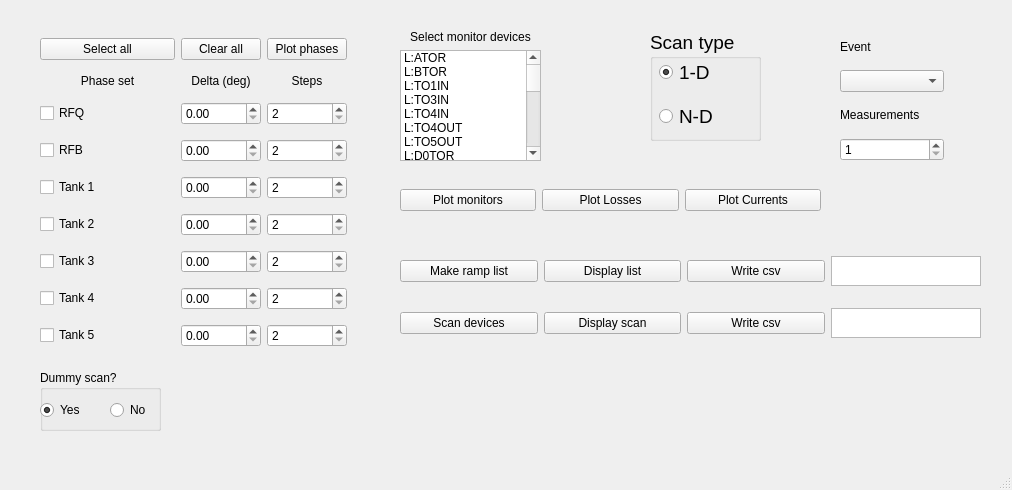
First picture: the form in gui_window.ui, repository rsharankova/LinacDeviceScan, before the edit.
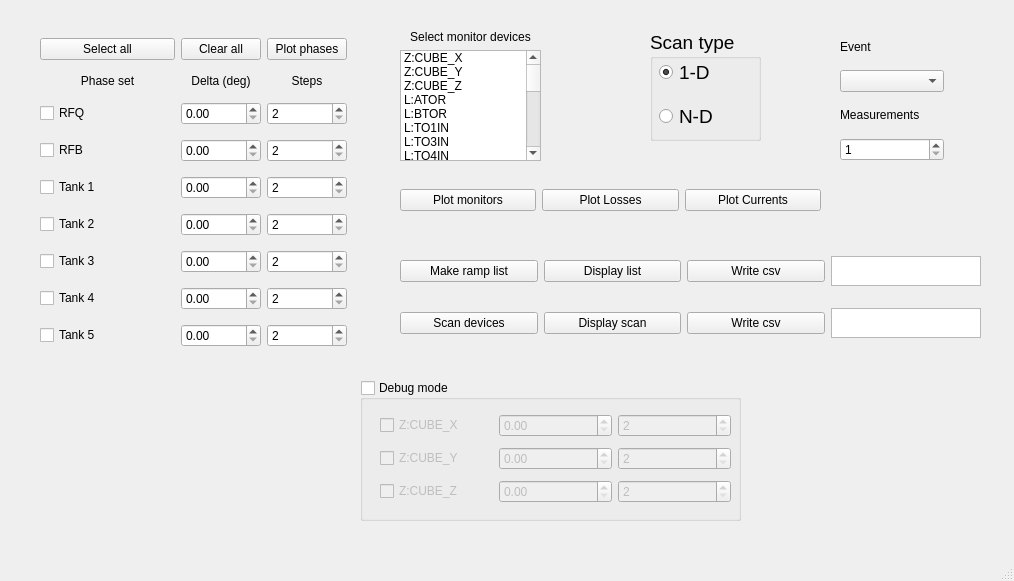
Second picture: the form after the edit.

Commit message: added debug devices and one-time setting

```diff
--- a/gui_window.ui
+++ b/gui_window.ui
@@ -6,8 +6,8 @@
    <rect>
     <x>0</x>
     <y>0</y>
-    <width>1012</width>
-    <height>490</height>
+    <width>1014</width>
+    <height>581</height>
    </rect>
   </property>
   <property name="windowTitle">
@@ -468,6 +468,21 @@
        <property name="selectionMode">
         <enum>QAbstractItemView::MultiSelection</enum>
        </property>
+       <item>
+        <property name="text">
+         <string>Z:CUBE_X</string>
+        </property>
+       </item>
+       <item>
+        <property name="text">
+         <string>Z:CUBE_Y</string>
+        </property>
+       </item>
+       <item>
+        <property name="text">
+         <string>Z:CUBE_Z</string>
+        </property>
+       </item>
        <item>
         <property name="text">
          <string>L:ATOR</string>
@@ -832,43 +847,83 @@
    <widget class="QGroupBox" name="groupBox_2">
     <property name="geometry">
      <rect>
-      <x>40</x>
-      <y>370</y>
-      <width>121</width>
-      <height>61</height>
+      <x>360</x>
+      <y>380</y>
+      <width>381</width>
+      <height>141</height>
      </rect>
     </property>
     <property name="title">
-     <string>Dummy scan?</string>
+     <string>Debug mode</string>
     </property>
-    <widget class="QRadioButton" name="dummy_radioButton_yes">
+    <property name="checkable">
+     <bool>true</bool>
+    </property>
+    <property name="checked">
+     <bool>false</bool>
+    </property>
+    <widget class="QWidget" name="gridLayoutWidget_4">
      <property name="geometry">
       <rect>
-       <x>0</x>
+       <x>20</x>
        <y>30</y>
-       <width>51</width>
-       <height>20</height>
+       <width>351</width>
+       <height>99</height>
       </rect>
      </property>
-     <property name="text">
-      <string>Yes</string>
-     </property>
-     <property name="checked">
-      <bool>true</bool>
-     </property>
-    </widget>
-    <widget class="QRadioButton" name="dummy_radioButton_no">
-     <property name="geometry">
-      <rect>
-       <x>70</x>
-       <y>30</y>
-       <width>51</width>
-       <height>20</height>
-      </rect>
-     </property>
-     <property name="text">
-      <string>No</string>
-     </property>
+     <layout class="QGridLayout" name="gridLayout">
+      <item row="1" column="0">
+       <widget class="QCheckBox" name="cube_checkBox_2">
+        <property name="text">
+         <string>Z:CUBE_Y</string>
+        </property>
+       </widget>
+      </item>
+      <item row="0" column="1">
+       <widget class="QDoubleSpinBox" name="cube_doubleSpinBox_1"/>
+      </item>
+      <item row="2" column="0">
+       <widget class="QCheckBox" name="cube_checkBox_3">
+        <property name="text">
+         <string>Z:CUBE_Z</string>
+        </property>
+       </widget>
+      </item>
+      <item row="0" column="0">
+       <widget class="QCheckBox" name="cube_checkBox_1">
+        <property name="text">
+         <string>Z:CUBE_X</string>
+        </property>
+       </widget>
+      </item>
+      <item row="2" column="1">
+       <widget class="QDoubleSpinBox" name="cube_doubleSpinBox_3"/>
+      </item>
+      <item row="1" column="1">
+       <widget class="QDoubleSpinBox" name="cube_doubleSpinBox_2"/>
+      </item>
+      <item row="0" column="2">
+       <widget class="QSpinBox" name="cube_spinBox_1">
+        <property name="minimum">
+         <number>2</number>
+        </property>
+       </widget>
+      </item>
+      <item row="1" column="2">
+       <widget class="QSpinBox" name="cube_spinBox_2">
+        <property name="minimum">
+         <number>2</number>
+        </property>
+       </widget>
+      </item>
+      <item row="2" column="2">
+       <widget class="QSpinBox" name="cube_spinBox_3">
+        <property name="minimum">
+         <number>2</number>
+        </property>
+       </widget>
+      </item>
+     </layout>
     </widget>
    </widget>
   </widget>
```
Left out of the diff: 4 changed lines with no effect on the pictures. The commit also changes 2 other files.
